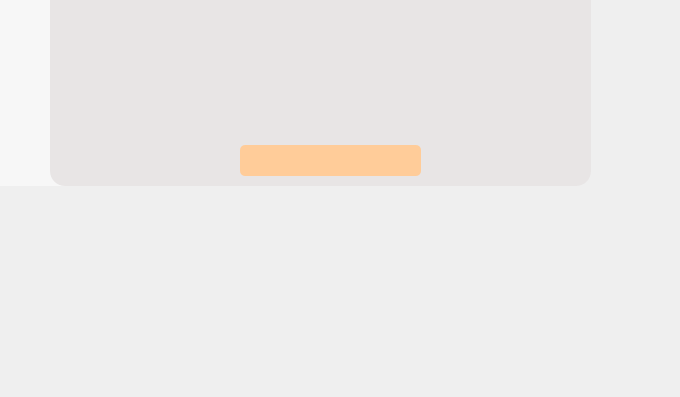
This is 3_Solution/Client/viewhomework.ui in kelemangiar0/POO_AplicatieTransmitereTeme as Qt 5 draws it before an edit; both pictures show x 600 to 1280 and y 335 to 732 of the 1280 by 732 pixel window. The edited form follows.
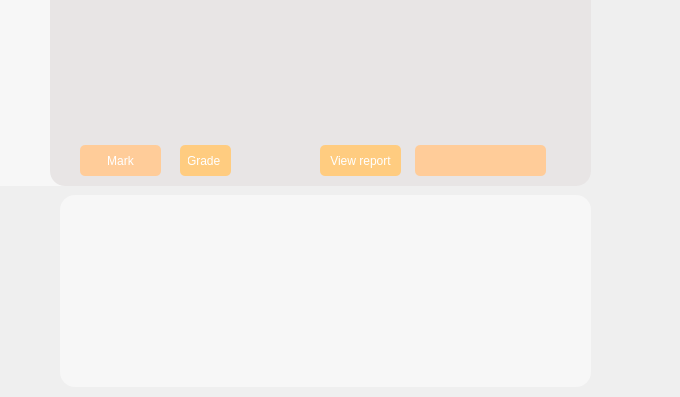
This is the edited form. Icons and pictures are not drawn.

The edit to the form file:
```diff
--- a/3_Solution/Client/viewhomework.ui
+++ b/3_Solution/Client/viewhomework.ui
@@ -165,9 +165,9 @@
    <widget class="QPushButton" name="downloadButton">
     <property name="geometry">
      <rect>
-      <x>840</x>
+      <x>1015</x>
       <y>480</y>
-      <width>181</width>
+      <width>131</width>
       <height>31</height>
      </rect>
     </property>
@@ -188,6 +188,119 @@
      <string/>
     </property>
    </widget>
+   <widget class="QPushButton" name="markButton">
+    <property name="geometry">
+     <rect>
+      <x>680</x>
+      <y>480</y>
+      <width>81</width>
+      <height>31</height>
+     </rect>
+    </property>
+    <property name="styleSheet">
+     <string notr="true">QPushButton {
+    background-color: #ffcc99;
+    border: none;
+    border-radius: 5px;
+    color: #ffffff;
+    padding: 8px;
+}
+
+QPushButton:hover {
+    background-color: #ffbb77;
+}</string>
+    </property>
+    <property name="text">
+     <string>Mark</string>
+    </property>
+   </widget>
+   <widget class="QLineEdit" name="gradeLineEdit">
+    <property name="geometry">
+     <rect>
+      <x>780</x>
+      <y>480</y>
+      <width>51</width>
+      <height>31</height>
+     </rect>
+    </property>
+    <property name="styleSheet">
+     <string notr="true">QLineEdit {
+    background-color: #ffcc80;
+    border: none;
+    border-radius: 5px;
+    color: #ffffff;
+    padding: 8px;
+}
+
+QLineEdit:hover {
+    background-color: #ffbb77;
+}</string>
+    </property>
+    <property name="text">
+     <string>Grade</string>
+    </property>
+   </widget>
+   <widget class="QPushButton" name="reportButton">
+    <property name="geometry">
+     <rect>
+      <x>920</x>
+      <y>480</y>
+      <width>81</width>
+      <height>31</height>
+     </rect>
+    </property>
+    <property name="styleSheet">
+     <string notr="true">QPushButton {
+    background-color: #ffcc80;
+    border: none;
+    border-radius: 5px;
+    color: #ffffff;
+    padding: 8px;
+}
+
+QPushButton:hover {
+    background-color: #ffbb77;
+}</string>
+    </property>
+    <property name="text">
+     <string>View report</string>
+    </property>
+   </widget>
+   <widget class="QListWidget" name="reportWidget">
+    <property name="geometry">
+     <rect>
+      <x>660</x>
+      <y>530</y>
+      <width>531</width>
+      <height>192</height>
+     </rect>
+    </property>
+    <property name="styleSheet">
+     <string notr="true">QWidget {
+    background-color: #f7f7f7;
+    border-radius: 15px;
+    font-family: &quot;Helvetica Neue&quot;, Helvetica, Arial, sans-serif;
+    font-size: 14px;
+    color: #444444;
+}
+
+QLabel {
+    color: #777777;
+}
+
+QPushButton {
+    background-color: #f2d3bd;
+    border: none;
+    border-radius: 5px;
+    color: #ffffff;
+    padding: 8px;
+}
+
+QPushButton:hover {
+    background-color: #e1b6a1;
+}</string>
+    </property>
+   </widget>
   </widget>
  </widget>
  <resources/>
```
